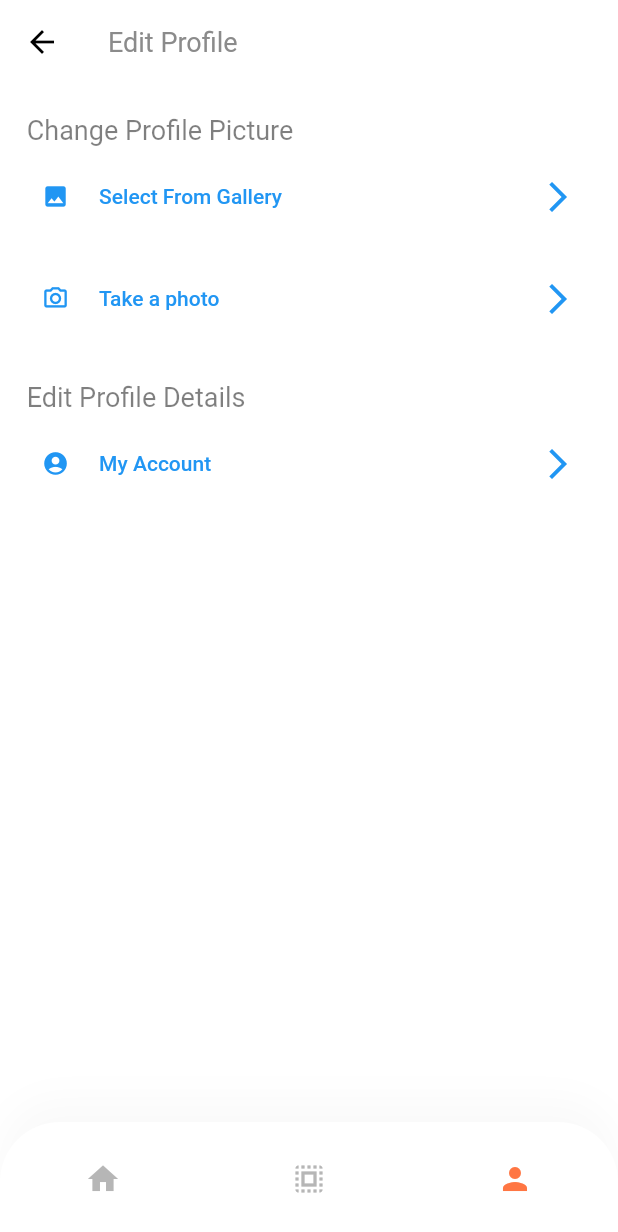
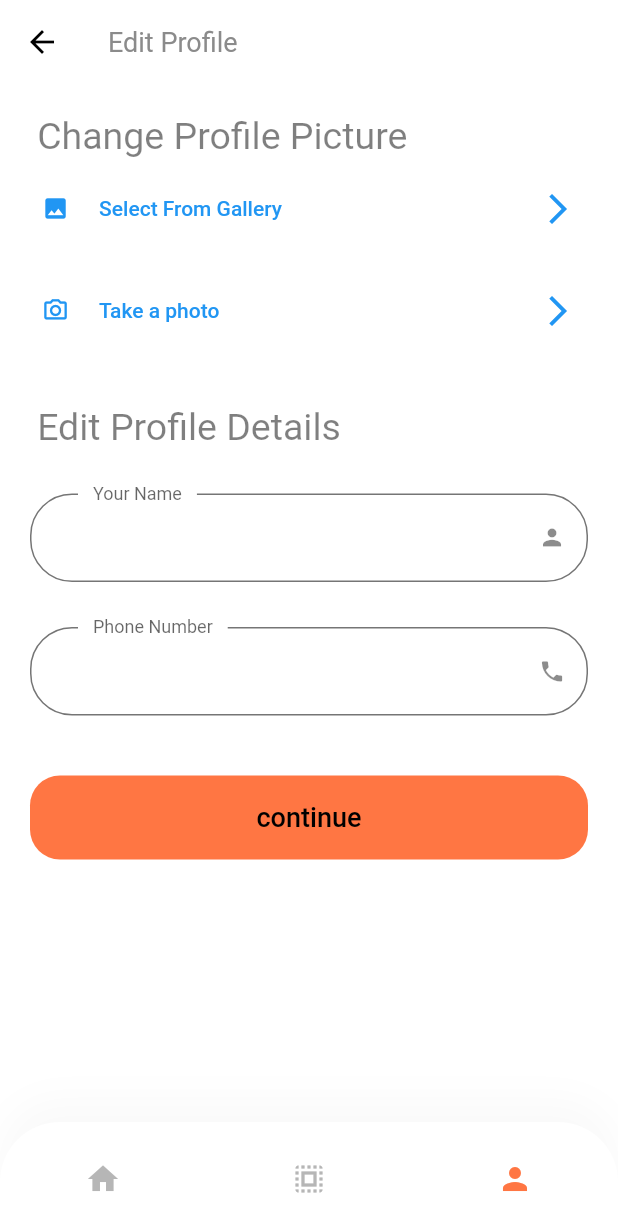
Before and after one commit to jlynch25/fyp_app, a Flutter app: the EditProfileScreen screen opened by its route, on a phone screen of 412 x 824 dp. Shown: the top 1232 px of the screen. Run offline on Flutter 3.47's test engine with Material 2 defaults, Android fonts, the phone set to English and light mode, and no system bars; our stand-ins replace bloc, image_cropper, image_picker, qr_flutter, share; missing offline and left inert: crop_your_image, dart:ffi, grpc, isolate_handler, nfc_in_flutter, protobuf and 1 more; Roboto replaces fonts that are missing (Muli); statements that could not run were skipped.

Commit message:
update user details

```diff
--- a/example/lib/screens/edit_profile/components/body.dart
+++ b/example/lib/screens/edit_profile/components/body.dart
@@ -4,11 +4,13 @@ import 'package:flutter/material.dart';
 // ignore: import_of_legacy_library_into_null_safe
 import 'package:grpc/grpc.dart';
 import 'package:mylib/mylib.dart';
+import 'package:mylib_example/components/default_button.dart';
 import 'package:mylib_example/components/edit_image_args.dart';
 import 'package:mylib_example/protos/service.pb.dart';
 import 'package:mylib_example/screens/friend_list/friend_list.dart';
 import 'package:mylib_example/screens/image_edit/image_edit_screen.dart';
 import 'package:mylib_example/screens/profile/components/profile_menu.dart';
+import 'package:mylib_example/screens/profile/profile_screen.dart';
 // import 'package:mylib_example/screens/friend_list/friend_list.dart';
 import 'package:mylib_example/service/chat_service.dart';
 import 'package:mylib_example/size_config.dart';
@@ -23,10 +25,11 @@ class Body extends StatefulWidget {
 }
 
 class _BodyState extends State<Body> {
-  User user = ChatService.user;
+  User userOLD = ChatService.user;
   String updateResult = "false";
-  String blockchainResult = "false";
-  String userBalance = "0";
+  User user = User();
+  late String displayName;
+  late String phoneNumber;
 
   late File _image;
   final picker = ImagePicker();
@@ -47,7 +50,7 @@ class _BodyState extends State<Body> {
               child: Text(
                 "\t\t\t\tChange Profile Picture",
                 style: TextStyle(
-                    color: Colors.black.withOpacity(0.5), fontSize: 18),
+                    color: Colors.black.withOpacity(0.5), fontSize: 25),
                 textAlign: TextAlign.left,
               ),
             ),
@@ -90,22 +93,106 @@ class _BodyState extends State<Body> {
               child: Text(
                 "\n\t\t\t\tEdit Profile Details",
                 style: TextStyle(
-                    color: Colors.black.withOpacity(0.5), fontSize: 18),
+                    color: Colors.black.withOpacity(0.5), fontSize: 25),
                 textAlign: TextAlign.left,
               ),
             ),
           ),
-          ProfileMenu(
-            text: "My Account",
-            icon: Icon(
-              Icons.account_circle,
-              size: getProportionateScreenWidth(18),
-            ),
-            press: () {},
-            // press: () => {_buildDialog(context, user.wallets.toString())},
+          Padding(
+            padding: EdgeInsets.symmetric(horizontal: 20),
+            child: Column(children: [
+              SizedBox(height: getProportionateScreenHeight(30)),
+              buildDisplayNameFormField(),
+              SizedBox(height: getProportionateScreenHeight(30)),
+              buildPhoneNumberFormField(),
+              SizedBox(height: getProportionateScreenHeight(40)),
+              DefaultButton(
+                  text: "continue",
+                  press: () async {
+                    if (user.phoneNumber.isNotEmpty || user.name.isNotEmpty) {
+                      try {
+                        await widget.service
+                            .updateUser(user)
+                            .then((val) => setState(() {
+                                  updateResult = val!;
+                                }));
+                      } on GrpcError catch (err) {
+                        _buildDialog(context, err.message!);
+                      }
+
+                      if (updateResult == "true") {
+                        // if all are valid then go to success screen
+                        final snackBar = SnackBar(
+                          content: Text('Profile Data Updated'),
+                        );
+                        ScaffoldMessenger.of(context).showSnackBar(snackBar);
+                        Navigator.pushNamed(context, ProfileScreen.routeName);
+                      }
+                    } else {
+                      final snackBar = SnackBar(
+                        content: Text('There is no data to change'),
+                      );
+                      ScaffoldMessenger.of(context).showSnackBar(snackBar);
+                    }
+                  })
+            ]),
           ),
         ],
       ),
     );
   }
+
+  TextFormField buildPhoneNumberFormField() {
+    return TextFormField(
+      keyboardType: TextInputType.phone,
+      onChanged: (value) {
+        user.phoneNumber = value;
+      },
+      decoration: InputDecoration(
+        labelText: "Phone Number",
+        hintText: "${userOLD.phoneNumber}",
+        // If  you are using latest version of flutter then lable text and hint text shown like this
+        // if you r using flutter less then 1.20.* then maybe this is not working properly
+        floatingLabelBehavior: FloatingLabelBehavior.always,
+        suffixIcon: Icon(
+          Icons.phone,
+          size: getProportionateScreenWidth(18),
+        ), //CustomSurffixIcon(svgIcon: "assets/icons/Phone.svg"),
+      ),
+    );
+  }
+
+  TextFormField buildDisplayNameFormField() {
+    return TextFormField(
+      onChanged: (value) {
+        user.name = value;
+      },
+      decoration: InputDecoration(
+        labelText: "Your Name",
+        hintText: "${userOLD.name}",
+        // If  you are using latest version of flutter then lable text and hint text shown like this
+        // if you r using flutter less then 1.20.* then maybe this is not working properly
+        floatingLabelBehavior: FloatingLabelBehavior.always,
+        suffixIcon: Icon(
+          Icons.person,
+          size: getProportionateScreenWidth(18),
+        ), //CustomSurffixIcon(svgIcon: "assets/icons/User.svg"),
+      ),
+    );
+  }
 }
+
+Widget? _buildDialog(BuildContext context, String err) {
+  showDialog(
+      context: context,
+      barrierDismissible: true,
+      builder: (_) => AlertDialog(title: Text(err), actions: <Widget>[
+            TextButton(
+              child: Text('Close'),
+              onPressed: () {
+                Navigator.of(context).pop();
+              },
+            ),
+          ]));
+  return null;
+}
```
